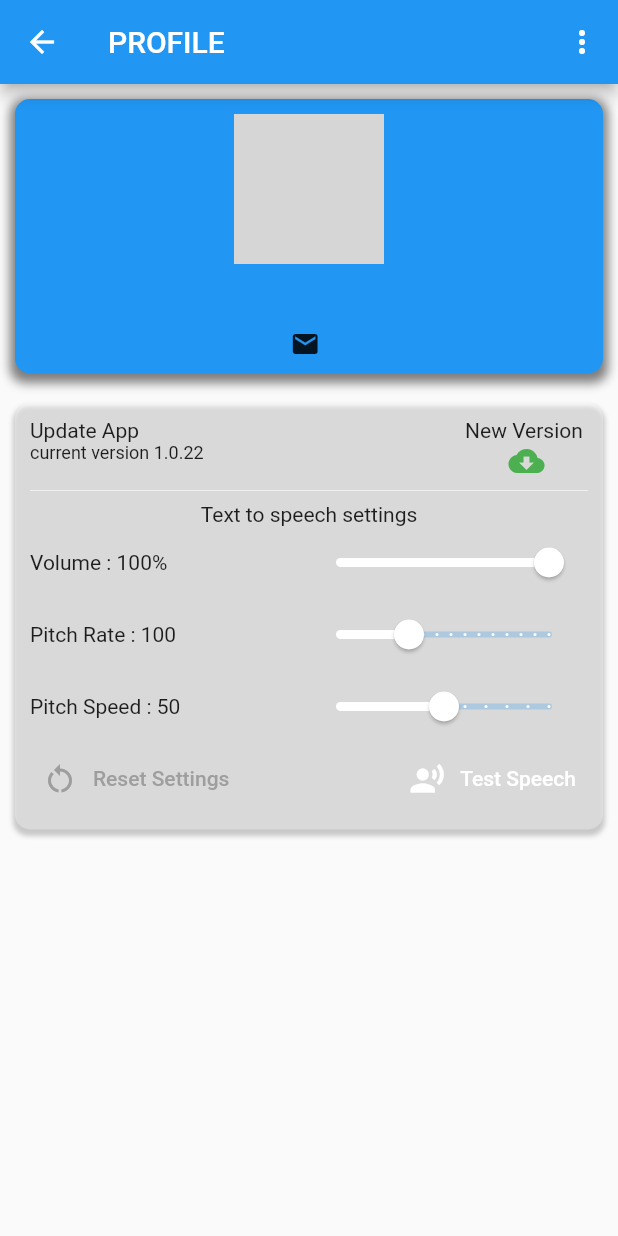
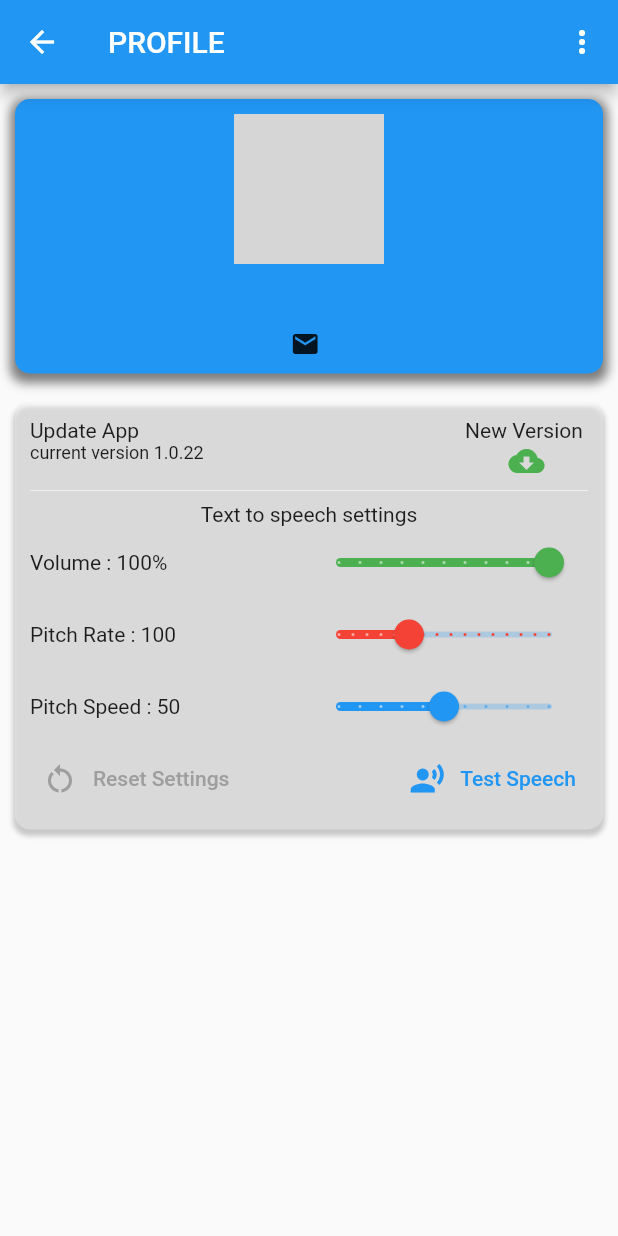
Before and after one commit to sria-the-fury/vocab-keeper, a Flutter app: the ProfilePage screen opened directly, on a phone screen of 412 x 824 dp. Run offline on Flutter 3.47's test engine with Material 2 defaults, Android fonts, the light colour scheme and no system bars; our stand-ins replace cloud_firestore, firebase_auth, firebase_core, flutter_tts, fluttertoast, google_sign_in and 7 more; missing offline and left inert: cloud_firestore_web, firebase_auth_web, firebase_core_web, firebase_storage_web, flutter_keyboard_visibility_web, flutter_quill and 4 more; accounts and stored records are empty; network calls fail; grey boxes are pictures that could not be loaded.

Commit message:
Major changes

```diff
--- a/lib/utilities/TextToSpeechSettings.dart
+++ b/lib/utilities/TextToSpeechSettings.dart
@@ -215,9 +215,9 @@
                 TextButton(
                   child: Row(
                     children: [
-                      Icon(Icons.record_voice_over, color: ttsState == TtsState.stopped ? Colors.white : Colors.green[500],),
+                  ttsState == TtsState.stopped ? Icon(Icons.record_voice_over) : Icon(Icons.record_voice_over, color: Colors.green[500],),
                       SizedBox(width: 10.0,),
-                      Text('Test Speech', style: TextStyle(color: ttsState == TtsState.stopped ? Colors.white : Colors.green[500]),),
+                      ttsState == TtsState.stopped ? Text('Test Speech') : Text('Test Speech', style: TextStyle(color:Colors.green[500]),),
                     ],
                   ),
 
@@ -264,7 +264,7 @@
         min: 0.0,
         max: 1.0,
         divisions: 10,
-        activeColor: Colors.white,
+        activeColor: Colors.green[500],
         label: "Volume: ${(volume * 100).toStringAsFixed(0)}%");
 
   }
@@ -279,7 +279,7 @@
       max: 2.0,
       divisions: 15,
       label: "Pitch: ${(pitch * 100).toStringAsFixed(0)}",
-      activeColor: Colors.white,
+      activeColor: Colors.red[500],
     );
   }
 
@@ -293,7 +293,6 @@
       max: 1.0,
       divisions: 10,
       label: "Rate: ${(rate * 100).toStringAsFixed(0)}",
-        activeColor: Colors.white,
     );
   }
 }
```
Also changed, not shown: lib/navigation/MyDiary.dart (+13 -7 lines), lib/navigation/MyVocab.dart (+12 -6 lines), lib/navigation/HomePage.dart (line endings or trailing spaces).
